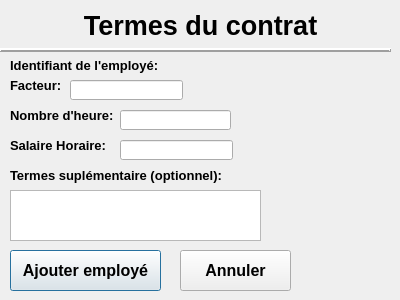
First picture: the form in UI/Créer_Contrat.ui, repository LePerron/Application-gestion-employes-projet-session-2023, before the edit.
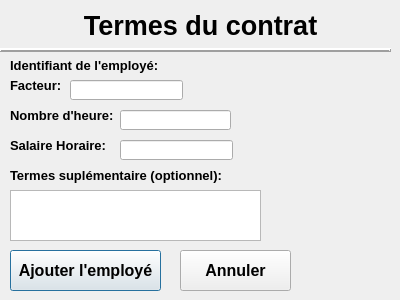
Second picture: the form after the edit.

Commit message: interface menu paye et specialite

What changed in the file:
```diff
--- a/UI/Créer_Contrat.ui
+++ b/UI/Créer_Contrat.ui
@@ -117,7 +117,7 @@
     </font>
    </property>
    <property name="text">
-    <string>Ajouter employé</string>
+    <string>Ajouter l'employé</string>
    </property>
   </widget>
   <widget class="QLabel" name="labelErreurNbHeure">
```
The commit also changes 3 other files.
